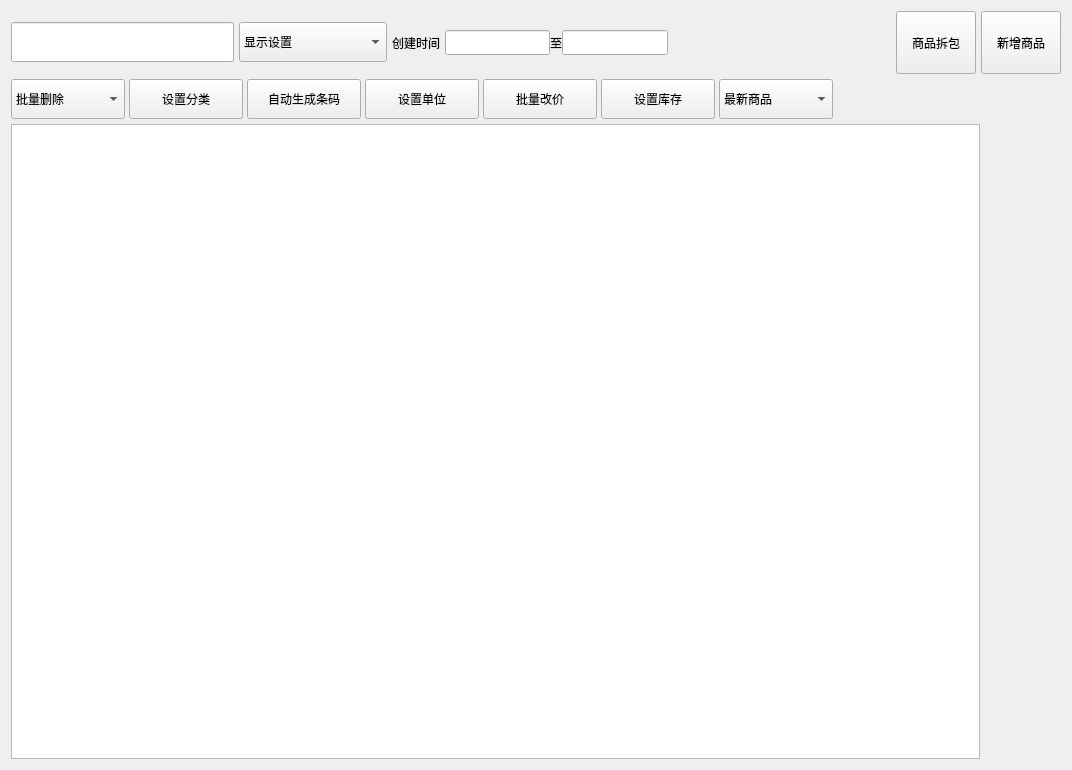
This is good.ui in ppoopppopo/management-system as Qt 5 draws it before an edit. The edited form follows.
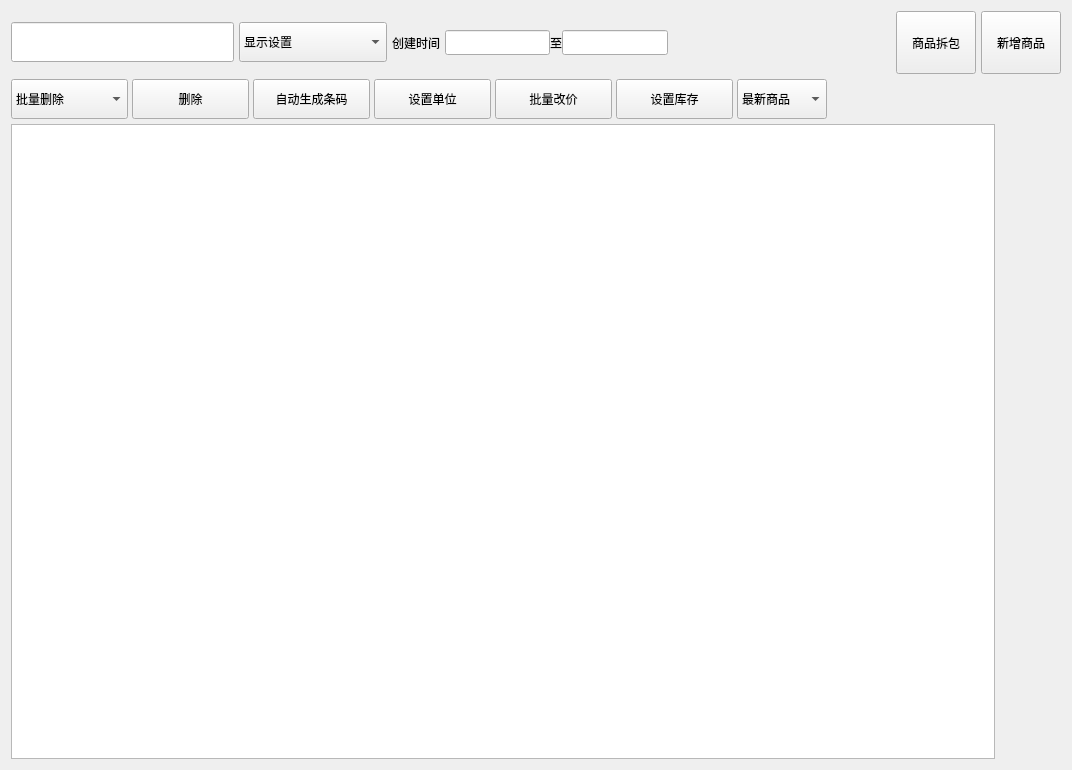
This is the edited form.

Commit message:
商品管理界面tablewidget数据初始化搞定，下一步搞定删除商品
通过获取垂直表头的行数，然后获取所对应的商品名，获取之后点击删除，确定后即可删除商品

Diff of the .ui file:
```diff
--- a/good.ui
+++ b/good.ui
@@ -171,7 +171,7 @@
       </layout>
      </item>
      <item>
-      <layout class="QHBoxLayout" name="horizontalLayout" stretch="1,1,1,1,1,1,1,2">
+      <layout class="QHBoxLayout" name="horizontalLayout" stretch="1,1,1,1,1,1,0,2">
        <property name="spacing">
         <number>4</number>
        </property>
@@ -221,7 +221,7 @@
           </size>
          </property>
          <property name="text">
-          <string>设置分类</string>
+          <string>删除</string>
          </property>
         </widget>
        </item>
@@ -346,12 +346,12 @@
       </layout>
      </item>
      <item>
-      <layout class="QHBoxLayout" name="horizontalLayout_4" stretch="12,1">
+      <layout class="QHBoxLayout" name="horizontalLayout_4" stretch="15,1">
        <property name="spacing">
         <number>7</number>
        </property>
        <item>
-        <widget class="QTableView" name="tableView">
+        <widget class="QTableWidget" name="tableWidget">
          <property name="sizePolicy">
           <sizepolicy hsizetype="Expanding" vsizetype="Expanding">
            <horstretch>0</horstretch>
```
The commit also changes 22 other files.
